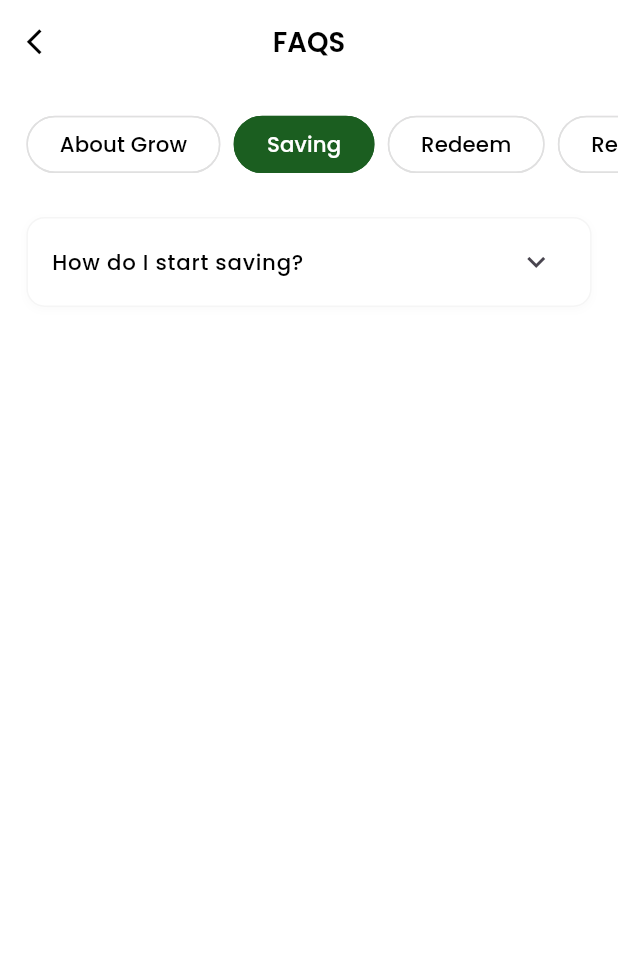
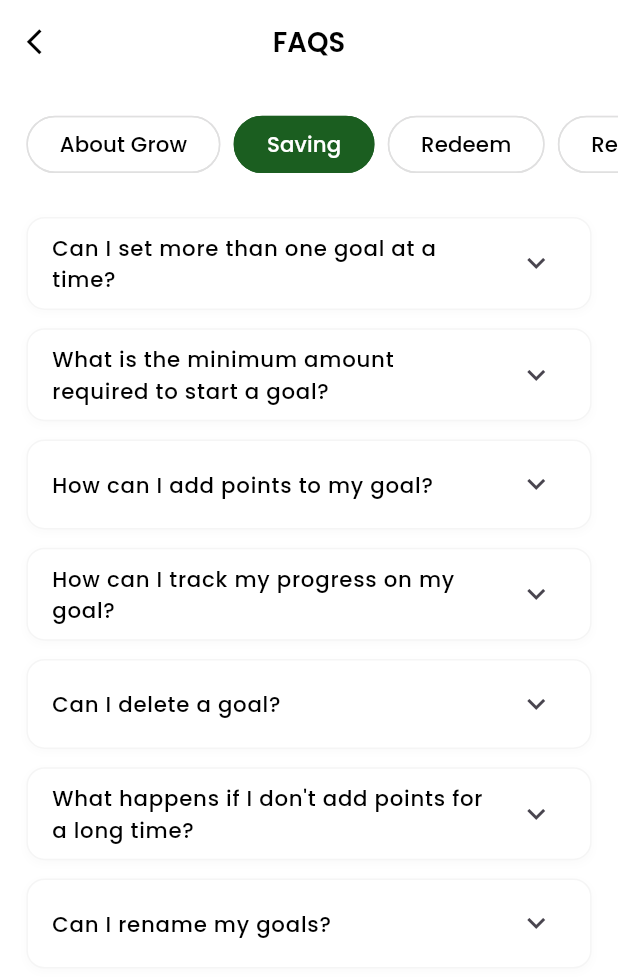
Before and after one commit to Ahmed-Ayman89/cusstomr_App, a Flutter app: the FaqsScreen screen opened by its route, after a tap on "Saving", on a phone screen of 412 x 824 dp. Shown: the top 977 px of the screen. Run offline on Flutter 3.47's test engine with Material 3 defaults, Android fonts, the phone set to English and light mode, and no system bars; our stand-ins replace dio, flutter_bloc, flutter_screenutil, flutter_secure_storage, flutter_svg, google_fonts and 4 more; accounts and stored records are empty.

```diff
--- a/lib/feature/more/data/repository/faq_repository.dart
+++ b/lib/feature/more/data/repository/faq_repository.dart
@@ -7,68 +7,184 @@ class FaqRepository {
         category: 'About Grow',
         question: 'What is Grow?',
         answer:
-            'Grow is a savings app that helps you achieve your financial goals.',
+            'Grow is a simple, habit-building app that helps you make consistent progress through small daily actions. Each step you take earns points that you can track, celebrate, and use inside the app. Grow turns everyday moments into meaningful progress, making self-improvement feel effortless, motivating, and part of your routine.',
       ),
       FaqModel(
         category: 'About Grow',
         question: 'Does Grow have any physical stores?',
         answer:
-            'No, Grow is a fully digital platform accessible via our mobile app.',
+            'No, Grow doesn’t have any physical stores. It’s a fully digital app, and all your actions happen online. If you ever need help, you can contact our team through the Contact section inside the app.',
       ),
       FaqModel(
         category: 'About Grow',
         question: 'What happened to my points?',
         answer:
-            'Your points are stored safely in your wallet and can be redeemed or used for savings.',
+            'Your points are always safe and stored in your Grow account. If you don’t see them, refresh the app. If the issue continues, contact our support team through the Contact section.',
       ),
       FaqModel(
         category: 'About Grow',
         question: 'What happens to my points if Grow shuts down?',
         answer:
-            'We ensure all user data and assets are backed up and protected according to regulations.',
+            'If Grow ever shuts down, we will give you a warning beforehand and guide you on how to redeem your points. In the unlikely event that Grow closes without prior notice, we will reach out to make sure you can redeem your points in the best possible way.',
       ),
       FaqModel(
         category: 'About Grow',
         question:
             'How can I find the nearest and available verified stores to start saving points?',
         answer:
-            'You can use the store locator feature in the app to find nearby verified partners.',
+            'To find the nearest verified stores, open the Grow app, tap “Add Points,” then go to the “Verified Stores” section. You’ll see all available stores displayed on a map, with each store showing its own information. You can also tap “View Directions” to navigate directly to any store from the app.',
       ),
       FaqModel(
         category: 'About Grow',
         question: 'Can I add points by myself?',
         answer:
-            'Points are typically added through transactions or verified activities, not manually.',
+            'No, points can only be added through verified stores. This ensures that all points are earned securely and accurately.',
       ),
       FaqModel(
         category: 'About Grow',
         question: 'Does Grow plan to add more features in the future?',
         answer:
-            'Yes, we are constantly working on new features to improve your experience.',
+            'Yes! Grow is always evolving. We plan to add more features in the future to make the app even more helpful and engaging for our users. Your feedback also helps us decide what to build next.',
       ),
       FaqModel(
         category: 'About Grow',
         question: 'Can I use Grow without an internet connection?',
         answer:
-            'An internet connection is required for most features to sync your data securely.',
+            'Grow requires an internet connection to sync your points and goals. Some features may appear offline, but updates and point transfers need to be online.',
       ),
       FaqModel(
         category: 'About Grow',
         question: 'Is Grow available in multiple languages?',
-        answer: 'Currently we support English and Arabic.',
+        answer: 'Currently, Grow is available in English. ',
       ),
-      // Saving Category Placeholders
+      // Saving Category
       FaqModel(
         category: 'Saving',
-        question: 'How do I start saving?',
+        question: 'Can I set more than one goal at a time?',
         answer:
-            'Create a space and start depositing money or points towards your goal.',
+            'Yes! You can set and track multiple goals at the same time in Grow. This lets you work on different objectives simultaneously while earning points and celebrating progress for each one.',
+      ),
+      FaqModel(
+        category: 'Saving',
+        question: 'What is the minimum amount required to start a goal?',
+        answer:
+            'There’s no minimum amount required to start a goal in Grow. You can begin with any small steps or points you have and build your progress gradually.',
+      ),
+      FaqModel(
+        category: 'Saving',
+        question: 'How can I add points to my goal?',
+        answer:
+            'To add points, open the Grow app, go to your Goals page, tap your goal, and then tap “Add Points.” You can transfer points from your main account or from any other goal.',
+      ),
+      FaqModel(
+        category: 'Saving',
+        question: 'How can I track my progress on my goal?',
+        answer:
+            'You can track your goal’s progress directly in the Grow app. Go to your Goals page, select your goal, and you’ll see a visual progress bar and detailed points history so you can monitor how close you are to achieving it.',
+      ),
+      FaqModel(
+        category: 'Saving',
+        question: 'Can I delete a goal?',
+        answer:
+            'You can delete a goal, but first you need to transfer its points to your main account or to another goal. Once the points are moved, you can safely delete the goal from your Goals page.',
+      ),
+      FaqModel(
+        category: 'Saving',
+        question: 'What happens if I don\'t add points for a long time?',
+        answer:
+            'Nothing will be lost. Your points and goals remain safe, and you can continue adding points whenever you\'re ready.',
+      ),
+      FaqModel(
+        category: 'Saving',
+        question: 'Can I rename my goals?',
+        answer:
+            'Yes, you can rename your goals at any time from the Goals page in the app.',
+      ),
+
+      // Redeem Category
+      FaqModel(
+        category: 'Redeem',
+        question:
+            'Are my points locked for the full duration of my goal, like a bank certificate?',
+        answer:
+            'No, your points aren\'t locked like a bank certificate. You can transfer points from a goal to your main account or to another goal at any time.',
       ),
       FaqModel(
         category: 'Redeem',
-        question: 'How do I redeem points?',
+        question: 'What should I do to redeem my points?',
         answer:
-            'Go to the rewards section and choose a reward to redeem with your points.',
+            'To redeem your points, open the Grow app, go to your Goals or Main Account, and tap “Redeem.” Follow the steps in the app to choose how you want to use or transfer your points.',
+      ),
+      FaqModel(
+        category: 'Redeem',
+        question:
+            'Can I redeem only part of my points, or do I need to redeem all at once?',
+        answer:
+            'You can redeem any portion of your points—you don\'t have to redeem everything at once.',
+      ),
+      FaqModel(
+        category: 'Redeem',
+        question: 'How long does it take for redeemed points to reflect?',
+        answer:
+            'Redeemed points are usually processed within 1 hour. In rare cases, it may take up to 2 days for updates to appear.',
+      ),
+      FaqModel(
+        category: 'Redeem',
+        question:
+            'Are there any limits on how many points I can redeem at once?',
+        answer:
+            'No, you can redeem any portion of your points at a time, from part of your balance to all points.',
+      ),
+      FaqModel(
+        category: 'Redeem',
+        question: 'Can I transfer my points to another user?',
+        answer:
+            'Currently, points can only be used or transferred between your goals and main account. Direct transfers to other users are not supported.',
+      ),
+
+      // Register My Data Category
+      FaqModel(
+        category: 'Register',
+        question: 'What are the requirements to start using Grow?',
+        answer:
+            'To start using Grow, you just need to download the app and create an account. You’ll need to provide some basic information during registration, such as your name and contact details.',
+      ),
+      FaqModel(
+        category: 'Register',
+        question: 'Can I change my registered phone number?',
+        answer:
+            'No, you cannot change your registered phone number directly in the app. If you need to update it, please contact our support team through the Contact section in the app.',
+      ),
+      FaqModel(
+        category: 'Register',
+        question: 'How do I delete my account?',
+        answer:
+            'You can delete your Grow account directly through the app. Go to your Profile or Account settings and select "Delete Account" to remove your account and data.',
+      ),
+      FaqModel(
+        category: 'Register',
+        question:
+            'What should I do if I didn\'t receive my points in my account?',
+        answer:
+            'If you haven\'t received your points, first make sure your app is updated and synced. If the points still don\'t appear, contact our support team through the Contact section in the app, and we\'ll help resolve the issue.',
+      ),
+      FaqModel(
+        category: 'Register',
+        question: 'Is my personal data safe with Grow?',
+        answer:
+            'Yes! Your data is securely stored and handled according to privacy standards. We do not share your information with third parties without consent.',
+      ),
+      FaqModel(
+        category: 'Register',
+        question: 'Can I update other information besides my phone number?',
+        answer:
+            'Yes, you can update your profile details such as name directly in the app. For phone number changes, please contact our support team.',
+      ),
+      FaqModel(
+        category: 'Register ',
+        question: 'How does Grow use my data?',
+        answer:
+            'Grow uses your data to personalize your experience, track goals, manage points, and improve app features. We do not sell your data or use it for unrelated purposes.',
       ),
     ];
   }
--- a/lib/feature/spaces/widgets/creation_flow/initial_deposit_modal.dart
+++ b/lib/feature/spaces/widgets/creation_flow/initial_deposit_modal.dart
@@ -1,11 +1,8 @@
 import 'package:flutter/material.dart';
 import 'package:flutter_screenutil/flutter_screenutil.dart';
-import 'package:flutter_svg/flutter_svg.dart';
 import '../../../../core/helper/app_text_style.dart';
 import '../../../auth/widgets/custom_keypad.dart';
 import '../../widgets/space_icon.dart';
-import '../../../auth/widgets/Cusstom_btn.dart';
-import '../../../../core/router/routes.dart';
 
 class InitialDepositModal extends StatefulWidget {
   final String spaceName;
```
Also changed, not shown: lib/feature/home/widgets/home_header.dart (+15 -4 lines), lib/feature/profile/widgets/logout_dialog.dart (added, +84 -0 lines), lib/feature/profile/widgets/personal_info_modal.dart (added, +114 -0 lines), lib/feature/profile/widgets/profile_bottom_sheet.dart (added, +173 -0 lines).
